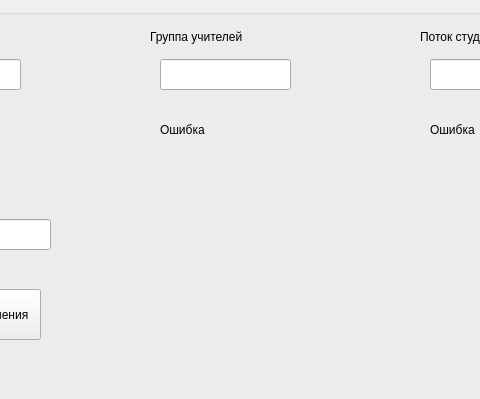
Before: the Qt Designer form client/Forms/CourseAdder/courseadder.ui in sofinvalery/LMS, drawn with Qt 5; both pictures show x 159 to 639 and y 0 to 399 of the 1339 by 704 pixel window.
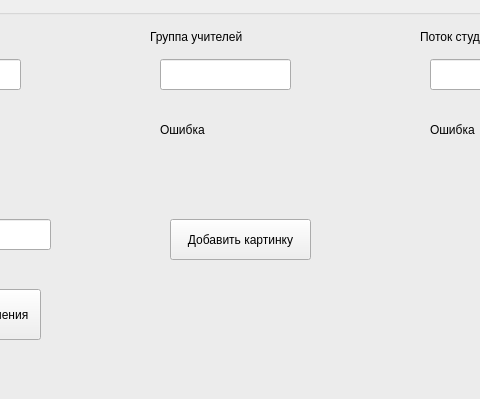
After: the same form once the commit is applied.

Diff of the .ui file:
```diff
--- a/client/Forms/CourseAdder/courseadder.ui
+++ b/client/Forms/CourseAdder/courseadder.ui
@@ -182,6 +182,19 @@
      <string>Поток студентов</string>
     </property>
    </widget>
+   <widget class="QPushButton" name="FoundIMG">
+    <property name="geometry">
+     <rect>
+      <x>320</x>
+      <y>210</y>
+      <width>141</width>
+      <height>41</height>
+     </rect>
+    </property>
+    <property name="text">
+     <string>Добавить картинку</string>
+    </property>
+   </widget>
   </widget>
  </widget>
  <resources/>
```
